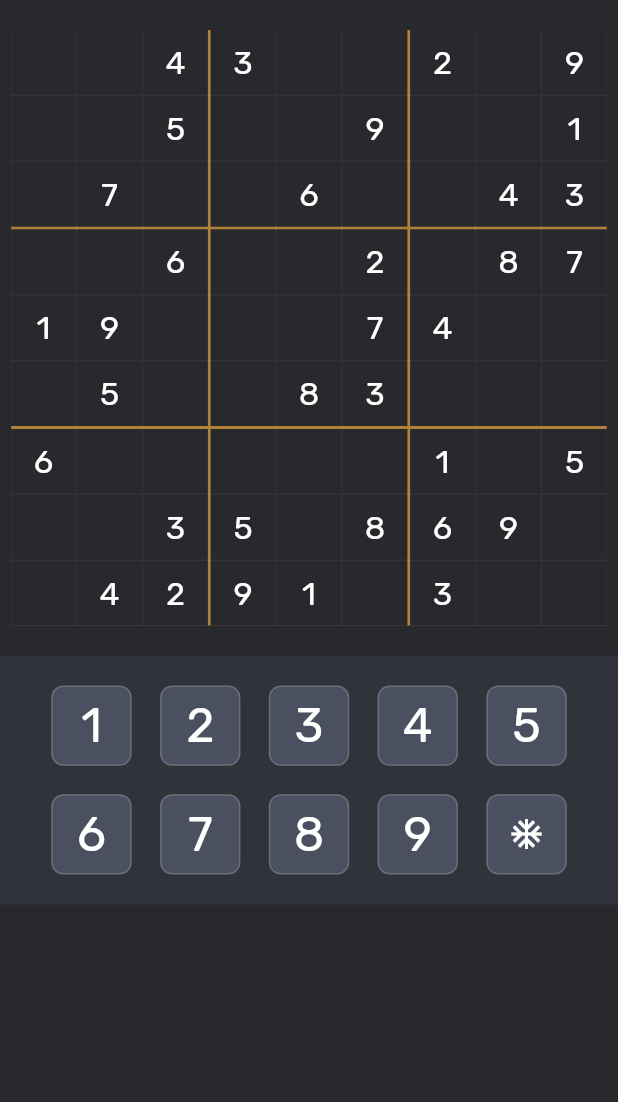
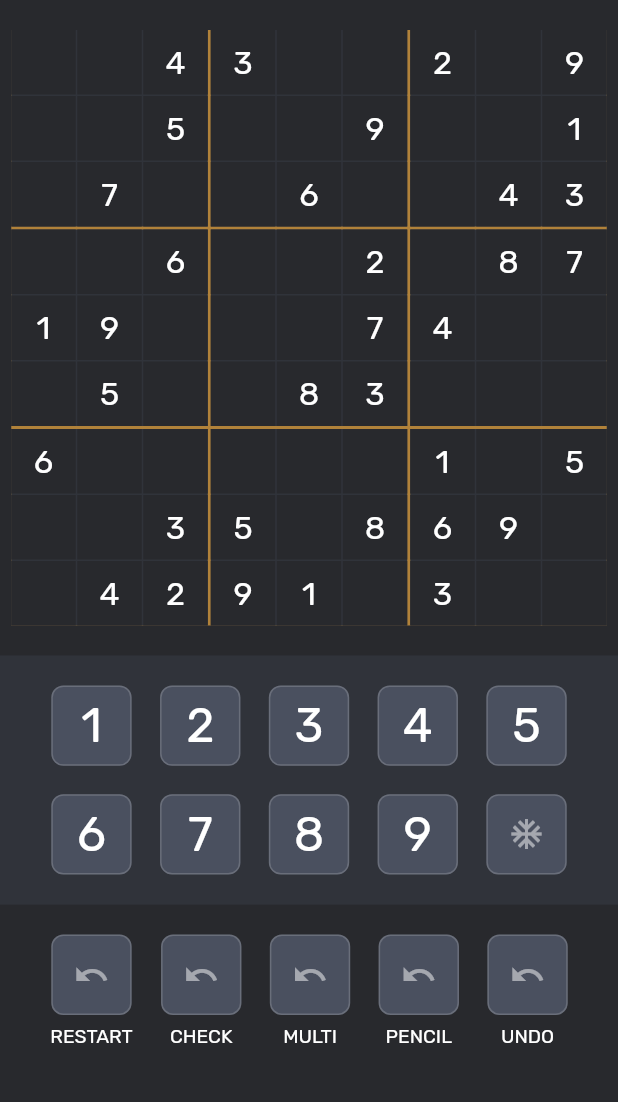
Before and after one commit to Calpoog/Sudoku, a Flutter app: the screen it shows after launch, on a phone screen of 412 x 824 dp, the part 39-1141 px from its top. Run offline on Flutter 3.47's test engine with Material 2 defaults, Android fonts, the phone set to English and light mode, and no system bars.

Commit message:
Start pulling out widgets

```diff
--- a/analysis_options.yaml
+++ b/analysis_options.yaml
@@ -23,7 +23,7 @@ linter:
   # producing the lint.
   rules:
     # avoid_print: false  # Uncomment to disable the `avoid_print` rule
-    # prefer_single_quotes: true  # Uncomment to enable the `prefer_single_quotes` rule
-
+    prefer_single_quotes: true # Uncomment to enable the `prefer_single_quotes` rule
+    prefer_relative_imports: true
 # Additional information about this file can be found at
 # https://dart.dev/guides/language/analysis-options
--- a/lib/colors.dart
+++ b/lib/colors.dart
@@ -8,6 +8,7 @@ class ThemeColors {
   final Color line;
   final Color outline;
   final Color button;
+  final Color icon;
 
   ThemeColors({
     required this.background,
@@ -17,5 +18,6 @@ class ThemeColors {
     required this.line,
     required this.outline,
     required this.button,
+    required this.icon,
   });
 }
--- /dev/null
+++ b/lib/common/text.dart
@@ -0,0 +1,25 @@
+import 'package:flutter/material.dart';
+import 'package:provider/provider.dart';
+
+import '../colors.dart';
+
+class AppText extends StatelessWidget {
+  const AppText(this.text, {Key? key, this.size, this.weight}) : super(key: key);
+
+  final String text;
+  final double? size;
+  final FontWeight? weight;
+
+  @override
+  Widget build(BuildContext context) {
+    final style = DefaultTextStyle.of(context);
+    return Text(
+      text,
+      style: TextStyle(
+        color: context.read<ThemeColors>().text,
+        fontSize: size ?? style.style.fontSize,
+        fontWeight: weight ?? style.style.fontWeight,
+      ),
+    );
+  }
+}
--- a/lib/main.dart
+++ b/lib/main.dart
@@ -1,10 +1,14 @@
 import 'package:flutter/material.dart';
 import 'package:flutter/services.dart';
 import 'package:provider/provider.dart';
-import 'package:sudoku/colors.dart';
-import 'package:sudoku/models/box.dart';
-import 'package:sudoku/models/cell.dart';
-import 'package:sudoku/models/grid.dart';
+import 'colors.dart';
+import 'common/text.dart';
+import 'models/box.dart';
+import 'models/cell.dart';
+import 'models/grid.dart';
+
+import 'models/game.dart';
+import 'sudoku/grid_widget.dart';
 
 void main() {
   WidgetsFlutterBinding.ensureInitialized();
@@ -28,6 +32,7 @@ class MyApp extends StatelessWidget {
       accent: const Color.fromRGBO(177, 130, 58, 1),
       outline: const Color.fromRGBO(231, 231, 231, 0.2),
       button: const Color.fromRGBO(74, 80, 95, 1),
+      icon: const Color.fromRGBO(255, 255, 255, 0.5),
     );
 
     return Provider.value(
@@ -48,198 +53,6 @@ class MyApp extends StatelessWidget {
   }
 }
 
-const kMainLineWidth = 2.0;
-const kSubLineWidth = 1.0;
-
-class AppText extends StatelessWidget {
-  const AppText(this.text, {Key? key, this.size, this.weight}) : super(key: key);
-
-  final String text;
-  final double? size;
-  final FontWeight? weight;
-
-  @override
-  Widget build(BuildContext context) {
-    final style = DefaultTextStyle.of(context);
-    return Text(
-      text,
-      style: TextStyle(
-        color: context.read<ThemeColors>().text,
-        fontSize: size ?? style.style.fontSize,
-        fontWeight: weight ?? style.style.fontWeight,
-      ),
-    );
-  }
-}
-
-class CellWidget extends StatelessWidget {
-  const CellWidget(this.cell, {Key? key, required this.size}) : super(key: key);
-
-  final Cell cell;
-  final double size;
-
-  @override
-  Widget build(BuildContext context) {
-    final game = context.watch<SudokuGame>();
-    final colors = context.read<ThemeColors>();
-    final isSelected = game.selectedCell == cell;
-    return GestureDetector(
-      onTap: () {
-        game.select(cell);
-      },
-      child: Container(
-        width: size,
-        height: size,
-        alignment: Alignment.center,
-        clipBehavior: Clip.hardEdge,
-        decoration: BoxDecoration(
-          color: isSelected ? colors.accent : colors.background,
-        ),
-        child: AppText(
-          cell.digit.toString().replaceAll('0', ''),
-          size: size * 0.5,
-        ),
-      ),
-    );
-  }
-}
-
-class BoxWidget extends StatelessWidget {
-  const BoxWidget({Key? key, required this.box, required this.cellSize}) : super(key: key);
-
-  final Box box;
-  final double cellSize;
-
-  @override
-  Widget build(BuildContext context) {
-    final size = cellSize * box.size + (box.size - 1) * kSubLineWidth;
-    return Container(
-      width: size,
-      height: size,
-      decoration: BoxDecoration(
-        color: context.read<ThemeColors>().line,
-      ),
-      child: Stack(
-        children: box.cells
-            .map(
-              (cell) => Positioned(
-                left: (cell.col - box.col * box.size) * (cellSize + kSubLineWidth),
-                top: (cell.row - box.row * box.size) * (cellSize + kSubLineWidth),
-                child: CellWidget(cell, size: cellSize),
-              ),
-            )
-            .toList(),
-      ),
-    );
-  }
-}
-
-class GridWidget extends StatelessWidget {
-  const GridWidget(this.grid, {Key? key}) : super(key: key);
-
-  final Grid grid;
-
-  @override
-  Widget build(BuildContext context) {
-    final colors = context.read<ThemeColors>();
-    return Center(
-      child: Container(
-        margin: const EdgeInsets.symmetric(horizontal: 5.0),
-        clipBehavior: Clip.hardEdge,
-        decoration: BoxDecoration(
-          color: colors.accent,
-        ),
-        child: LayoutBuilder(
-          builder: (context, constraints) {
-            final double cellSize =
-                ((constraints.maxWidth - kMainLineWidth * 2 - kSubLineWidth * 6) / 9).floorToDouble();
-            final double boxOffset = cellSize * grid.size + kSubLineWidth * (grid.size - 1) + kMainLineWidth;
-            return SizedBox(
-              width: boxOffset * grid.size - kMainLineWidth,
-              height: boxOffset * grid.size - kMainLineWidth,
-              child: Stack(
-                children: grid.boxes
-                    .map(
-                      (box) => Positioned(
-                        left: box.col * boxOffset,
-                        top: box.row * boxOffset,
-                        child: BoxWidget(box: box, cellSize: cellSize),
-                      ),
-                    )
-                    .toList(),
-              ),
-            );
-          },
-        ),
-      ),
-    );
-  }
-}
-
-class BoardPainter extends CustomPainter {
-  final double cellSize;
-  final ThemeColors colors;
-
-  BoardPainter(this.cellSize, this.colors);
-
-  @override
-  void paint(Canvas canvas, Size size) {
-    final boardSize = 6 * kSubLineWidth + 2 * kMainLineWidth + 9 * cellSize;
-    var paint = Paint()
-      ..strokeWidth = 1
-      ..strokeCap = StrokeCap.round
-      ..color = colors.line;
-
-    for (int flip = 0; flip <= 1; flip++) {
-      for (int i = 1; i <= 8; i++) {
-        if (i % 3 == 0) continue;
-        final x = i * (cellSize + 1) + (i / 3).floor();
-        if (flip == 0) {
-          canvas.drawLine(Offset(x, 0), Offset(x, boardSize), paint);
-        } else {
-          canvas.drawLine(Offset(0, x), Offset(boardSize, x), paint);
-        }
-      }
-    }
-
-    paint = Paint()
-      ..strokeWidth = 2
-      ..strokeCap = StrokeCap.round
-      ..color = colors.accent;
-
-    for (int flip = 0; flip <= 1; flip++) {
-      for (int i = 1; i <= 2; i++) {
-        final x = i * (cellSize * 3 + 3);
-        if (flip == 0) {
-          canvas.drawLine(Offset(x, 0), Offset(x, boardSize), paint);
-        } else {
-          canvas.drawLine(Offset(0, x), Offset(boardSize, x), paint);
-        }
-      }
-    }
-  }
-
-  @override
-  bool shouldRepaint(covariant CustomPainter oldDelegate) {
-    return true;
-  }
-}
-
-class SudokuGame extends ChangeNotifier {
-  Cell? selectedCell;
-  int activeDigit = 0;
-
-  void select(Cell cell) {
-    selectedCell = cell;
-    notifyListeners();
-  }
-
-  void activate(int digit) {
-    activeDigit = digit;
-    notifyListeners();
-  }
-}
-
 class Sudoku extends StatelessWidget {
   Sudoku({Key? key}) : super(key: key);
 
@@ -252,7 +65,12 @@ class Sudoku extends StatelessWidget {
 
     return ChangeNotifierProvider(
       create: (context) => SudokuGame(),
-      child: Column(
+      child: LayoutBuilder(
+        builder: (context, constraints) {
+          final spacing = constraints.maxWidth * 0.046;
+          final buttonSize = constraints.maxWidth * 0.13;
+
+          return Column(
             crossAxisAlignment: CrossAxisAlignment.stretch,
             children: [
               Padding(
@@ -273,11 +91,7 @@ class Sudoku extends StatelessWidget {
               const SizedBox(height: 20.0),
               GridWidget(grid),
               const SizedBox(height: 20.0),
-          LayoutBuilder(builder: (context, constraints) {
-            final spacing = constraints.maxWidth * 0.046;
-            final buttonSize = constraints.maxWidth * 0.13;
-
-            return Container(
+              Container(
                 color: colors.surface,
                 alignment: Alignment.center,
                 padding: const EdgeInsets.symmetric(vertical: 20.0),
@@ -292,14 +106,30 @@ class Sudoku extends StatelessWidget {
                       4,
                       Button(
                         size: buttonSize,
-                      child: Icon(Icons.ac_unit, color: Colors.white),
+                        child: Icon(Icons.ac_unit, color: colors.icon),
                       ),
                     ),
                   ],
                 ),
+              ),
+              const SizedBox(height: 20.0),
+              Row(
+                mainAxisAlignment: MainAxisAlignment.center,
+                children: [
+                  Button(text: 'Restart', size: buttonSize, child: Icon(Icons.undo, color: colors.icon)),
+                  SizedBox(width: spacing),
+                  Button(text: 'Check', size: buttonSize, child: Icon(Icons.undo, color: colors.icon)),
+                  SizedBox(width: spacing),
+                  Button(text: 'Multi', size: buttonSize, child: Icon(Icons.undo, color: colors.icon)),
+                  SizedBox(width: spacing),
+                  Button(text: 'Pencil', size: buttonSize, child: Icon(Icons.undo, color: colors.icon)),
+                  SizedBox(width: spacing),
+                  Button(text: 'Undo', size: buttonSize, child: Icon(Icons.undo, color: colors.icon)),
+                ],
+              )
+            ],
           );
-          }),
-        ],
+        },
       ),
     );
   }
@@ -328,32 +158,53 @@ class Button extends StatelessWidget {
     required this.child,
     this.isActive = false,
     this.onPressed,
+    this.text,
   }) : super(key: key);
 
   final double size;
   final Widget child;
   final bool isActive;
+  final String? text;
   final VoidCallback? onPressed;
 
   @override
   Widget build(BuildContext context) {
     final colors = context.read<ThemeColors>();
-    return GestureDetector(
-      onTap: onPressed,
-      child: Container(
+    final button = Container(
       width: size,
       height: size,
       decoration: BoxDecoration(
         color: isActive ? colors.accent : colors.button,
         borderRadius: const BorderRadius.all(Radius.circular(8.0)),
-          border: Border.all(color: isActive ? Colors.transparent : colors.outline),
+        border: Border.all(color: isActive ? colors.accent : colors.outline),
       ),
+      child: Material(
+        type: MaterialType.transparency,
+        child: InkWell(
+          borderRadius: const BorderRadius.all(Radius.circular(8.0)),
+          splashColor: colors.accent,
+          onTap: onPressed,
           child: AspectRatio(
             aspectRatio: 1,
             child: Center(child: child),
           ),
         ),
+      ),
     );
+
+    if (text != null) {
+      return Column(
+        children: [
+          button,
+          const SizedBox(height: 7.0),
+          AppText(
+            text!.toUpperCase(),
+            size: 12 / 50 * size,
+          ),
+        ],
+      );
+    }
+    return button;
   }
 }
 
--- a/lib/models/box.dart
+++ b/lib/models/box.dart
@@ -1,6 +1,6 @@
 import 'dart:math';
 
-import 'package:sudoku/models/cell.dart';
+import 'cell.dart';
 
 // The Box represents a collection of Cells, all of which must have a unique
 //  digit (usually from 1-9) inside, for a given box to be valid
@@ -38,7 +38,7 @@ class Box {
   //   all members exist only once.
   // Future enhancements probably include identifying which cells contain
   //   duplicate digits
-  bool isValid(){
+  bool isValid() {
     List<Cell> _cellsCopy = cells;
     Set _digits = {};
     _cellsCopy.retainWhere((x) => _digits.add(x.digit));
--- /dev/null
+++ b/lib/models/game.dart
@@ -0,0 +1,21 @@
+import 'package:flutter/material.dart';
+import 'package:sudoku/models/cell.dart';
+
+class SudokuGame extends ChangeNotifier {
+  Cell? selectedCell;
+  int activeDigit = 0;
+
+  void select(Cell cell) {
+    selectedCell = cell;
+    notifyListeners();
+  }
+
+  void activate(int digit) {
+    if (digit == activeDigit) {
+      activeDigit = 0;
+    } else {
+      activeDigit = digit;
+    }
+    notifyListeners();
+  }
+}
--- a/lib/models/grid.dart
+++ b/lib/models/grid.dart
@@ -1,4 +1,4 @@
-import 'package:sudoku/models/box.dart';
+import 'box.dart';
 import 'dart:math';
 
 // The Grid represents a collection of Boxes, all of which must have unique values
--- /dev/null
+++ b/lib/sudoku/box_widget.dart
@@ -0,0 +1,37 @@
+import 'package:flutter/material.dart';
+import 'package:provider/provider.dart';
+
+import '../colors.dart';
+import '../models/box.dart';
+import 'cell_widget.dart';
+import 'constants.dart';
+
+class BoxWidget extends StatelessWidget {
+  const BoxWidget({Key? key, required this.box, required this.cellSize}) : super(key: key);
+
+  final Box box;
+  final double cellSize;
+
+  @override
+  Widget build(BuildContext context) {
+    final size = cellSize * box.size + (box.size - 1) * kSubLineWidth;
+    return Container(
+      width: size,
+      height: size,
+      decoration: BoxDecoration(
+        color: context.read<ThemeColors>().line,
+      ),
+      child: Stack(
+        children: box.cells
+            .map(
+              (cell) => Positioned(
+                left: (cell.col - box.col * box.size) * (cellSize + kSubLineWidth),
+                top: (cell.row - box.row * box.size) * (cellSize + kSubLineWidth),
+                child: CellWidget(cell, size: cellSize),
+              ),
+            )
+            .toList(),
+      ),
+    );
+  }
+}
--- /dev/null
+++ b/lib/sudoku/cell_widget.dart
@@ -0,0 +1,40 @@
+import 'package:flutter/material.dart';
+import 'package:provider/provider.dart';
+
+import '../colors.dart';
+import '../common/text.dart';
+import '../models/cell.dart';
+import '../models/game.dart';
+
+class CellWidget extends StatelessWidget {
+  const CellWidget(this.cell, {Key? key, required this.size}) : super(key: key);
+
+  final Cell cell;
+  final double size;
+
+  @override
+  Widget build(BuildContext context) {
+    final game = context.watch<SudokuGame>();
+    final colors = context.read<ThemeColors>();
+    final isSelected = game.selectedCell == cell;
+    return GestureDetector(
+      onTap: () {
+        game.select(cell);
+      },
+      child: Container(
+        width: size,
+        height: size,
+        alignment: Alignment.center,
+        clipBehavior: Clip.hardEdge,
+        decoration: BoxDecoration(
+          color: isSelected ? colors.accent : colors.background,
+        ),
+        child: AppText(
+          cell.digit.toString().replaceAll('0', ''),
+          size: size * 0.5,
+          // weight: FontWeight.w300,
+        ),
+      ),
+    );
+  }
+}
--- /dev/null
+++ b/lib/sudoku/constants.dart
@@ -0,0 +1,2 @@
+const kMainLineWidth = 2.0;
+const kSubLineWidth = 1.0;
--- /dev/null
+++ b/lib/sudoku/grid_painter.dart
@@ -0,0 +1,53 @@
+import 'package:flutter/material.dart';
+
+import '../colors.dart';
+import 'constants.dart';
+
+class BoardPainter extends CustomPainter {
+  final double cellSize;
+  final ThemeColors colors;
+
+  BoardPainter(this.cellSize, this.colors);
+
+  @override
+  void paint(Canvas canvas, Size size) {
+    final boardSize = 6 * kSubLineWidth + 2 * kMainLineWidth + 9 * cellSize;
+    var paint = Paint()
+      ..strokeWidth = 1
+      ..strokeCap = StrokeCap.round
+      ..color = colors.line;
+
+    for (int flip = 0; flip <= 1; flip++) {
+      for (int i = 1; i <= 8; i++) {
+        if (i % 3 == 0) continue;
+        final x = i * (cellSize + 1) + (i / 3).floor();
+        if (flip == 0) {
+          canvas.drawLine(Offset(x, 0), Offset(x, boardSize), paint);
+        } else {
+          canvas.drawLine(Offset(0, x), Offset(boardSize, x), paint);
+        }
+      }
+    }
+
+    paint = Paint()
+      ..strokeWidth = 2
+      ..strokeCap = StrokeCap.round
+      ..color = colors.accent;
+
+    for (int flip = 0; flip <= 1; flip++) {
+      for (int i = 1; i <= 2; i++) {
+        final x = i * (cellSize * 3 + 3);
+        if (flip == 0) {
+          canvas.drawLine(Offset(x, 0), Offset(x, boardSize), paint);
+        } else {
+          canvas.drawLine(Offset(0, x), Offset(boardSize, x), paint);
+        }
+      }
+    }
+  }
+
+  @override
+  bool shouldRepaint(covariant CustomPainter oldDelegate) {
+    return true;
+  }
+}
--- /dev/null
+++ b/lib/sudoku/grid_widget.dart
@@ -0,0 +1,49 @@
+import 'package:flutter/material.dart';
+import 'package:provider/provider.dart';
+
+import '../colors.dart';
+import '../models/grid.dart';
+import 'box_widget.dart';
+import 'constants.dart';
+
+class GridWidget extends StatelessWidget {
+  const GridWidget(this.grid, {Key? key}) : super(key: key);
+
+  final Grid grid;
+
+  @override
+  Widget build(BuildContext context) {
+    final colors = context.read<ThemeColors>();
+    return Center(
+      child: Container(
+        margin: const EdgeInsets.symmetric(horizontal: 5.0),
+        clipBehavior: Clip.hardEdge,
+        decoration: BoxDecoration(
+          color: colors.accent,
+        ),
+        child: LayoutBuilder(
+          builder: (context, constraints) {
+            final double cellSize =
+                ((constraints.maxWidth - kMainLineWidth * 2 - kSubLineWidth * 6) / 9).floorToDouble();
+            final double boxOffset = cellSize * grid.size + kSubLineWidth * (grid.size - 1) + kMainLineWidth;
+            return SizedBox(
+              width: boxOffset * grid.size - kMainLineWidth,
+              height: boxOffset * grid.size - kMainLineWidth,
+              child: Stack(
+                children: grid.boxes
+                    .map(
+                      (box) => Positioned(
+                        left: box.col * boxOffset,
+                        top: box.row * boxOffset,
+                        child: BoxWidget(box: box, cellSize: cellSize),
+                      ),
+                    )
+                    .toList(),
+              ),
+            );
+          },
+        ),
+      ),
+    );
+  }
+}
```
Lines whose indentation alone changed are shown as unchanged.
